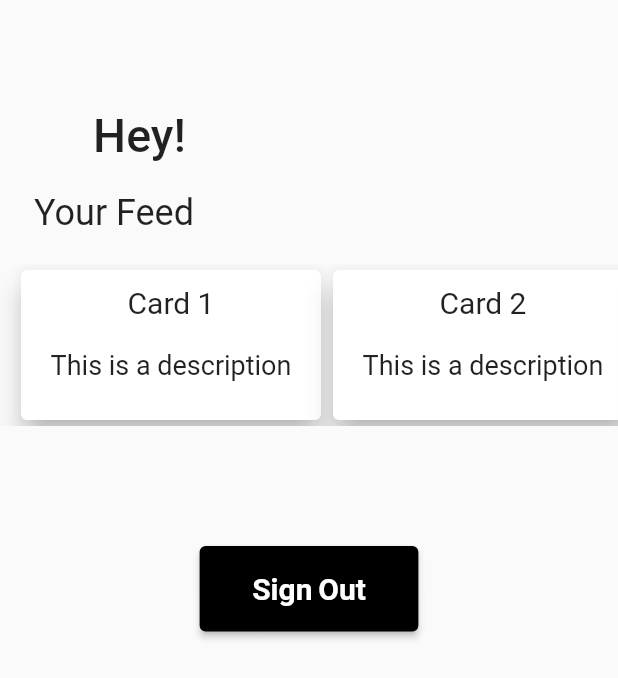
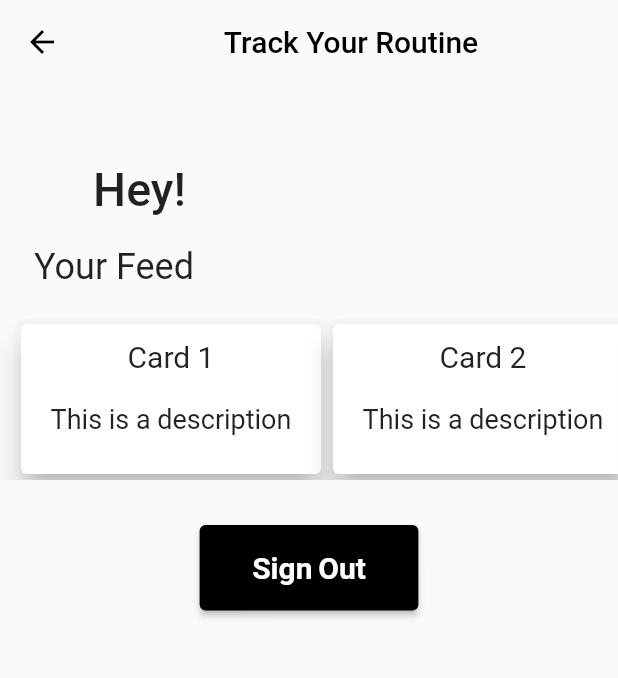
Before and after one commit to codecrafts1126/TYR, a Flutter app: the Home screen opened by its route, on a phone screen of 412 x 824 dp. Shown: the top 678 px of the screen. Run offline on Flutter 3.47's test engine with Material 2 defaults, Android fonts, the phone set to English and light mode, and no system bars; our stand-ins replace firebase_auth, firebase_core, google_fonts, shared_preferences; accounts and stored records are empty.

Commit message:
Added an AppBar

```diff
--- a/lib/Pages/home.dart
+++ b/lib/Pages/home.dart
@@ -45,9 +45,14 @@ class _HomeState extends State<Home> {
   @override
   Widget build(BuildContext context) {
     return Scaffold(
+      appBar: AppBar(
+        backgroundColor: Colors.transparent,
+        elevation: 0,
+        title: Center(child: Text('Track Your Routine')),
+      ),
       body: Column(
         children: [
-          const SizedBox(height: 70),
+          const SizedBox(height: 50),
           Padding(
             padding: const EdgeInsets.only(right: 220),
             child: Text(
@@ -73,23 +78,27 @@ class _HomeState extends State<Home> {
                 TheCard(
                   onTap: () {},
                   title: 'Card 1',
-                    description: 'This is a description'),
+                  description: 'This is a description',
+                ),
                 TheCard(
                   onTap: () {},
                   title: 'Card 2',
-                    description: 'This is a description'),
+                  description: 'This is a description',
+                ),
                 TheCard(
                   onTap: () {},
                   title: 'Card 3',
-                    description: 'This is a description'),
+                  description: 'This is a description',
+                ),
                 TheCard(
                   onTap: () {},
                   title: 'Card 4',
-                    description: 'This is a description'),
+                  description: 'This is a description',
+                ),
               ],
             ),
           ),
-          const SizedBox(height: 80),
+          const SizedBox(height: 30),
           ElevatedButton(
             onPressed: () async {
               signOut();
--- a/lib/components/textfield.dart
+++ b/lib/components/textfield.dart
@@ -1,10 +1,10 @@
 import 'package:flutter/material.dart';
 
 class TheTextField extends StatelessWidget {
-  dynamic controller;
+  final controller;
   final String hint;
   final bool obsecure;
-  dynamic fillColor;
+  final fillColor;
 
   TheTextField({
     super.key,
```
Lines whose indentation alone changed are shown as unchanged.
